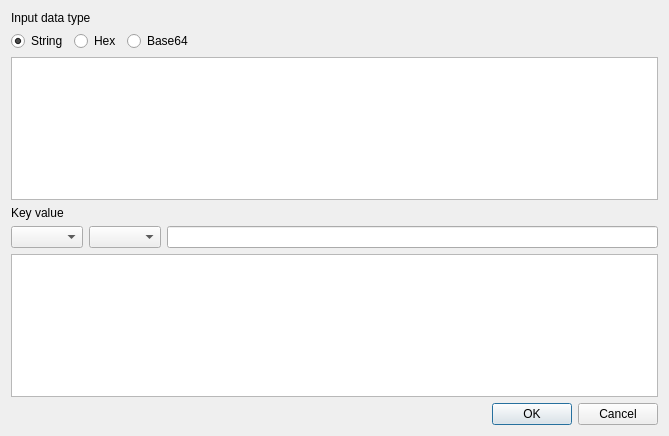
First picture: the form in BerViewer/gen_hmac_dlg.ui, repository jykim74/BerEditor, before the edit.
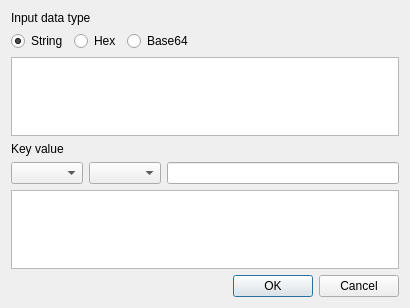
Second picture: the form after the edit.

The edit to the form file:
```diff
--- a/BerViewer/gen_hmac_dlg.ui
+++ b/BerViewer/gen_hmac_dlg.ui
@@ -6,8 +6,8 @@
    <rect>
     <x>0</x>
     <y>0</y>
-    <width>669</width>
-    <height>436</height>
+    <width>410</width>
+    <height>308</height>
    </rect>
   </property>
   <property name="windowTitle">
```
